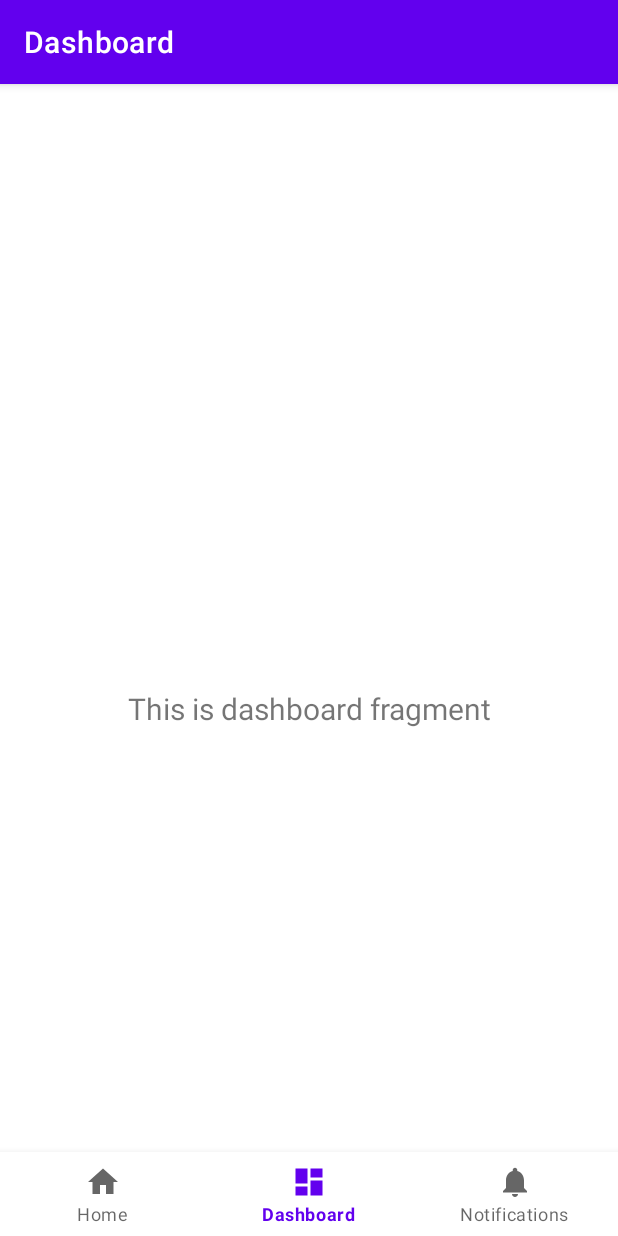
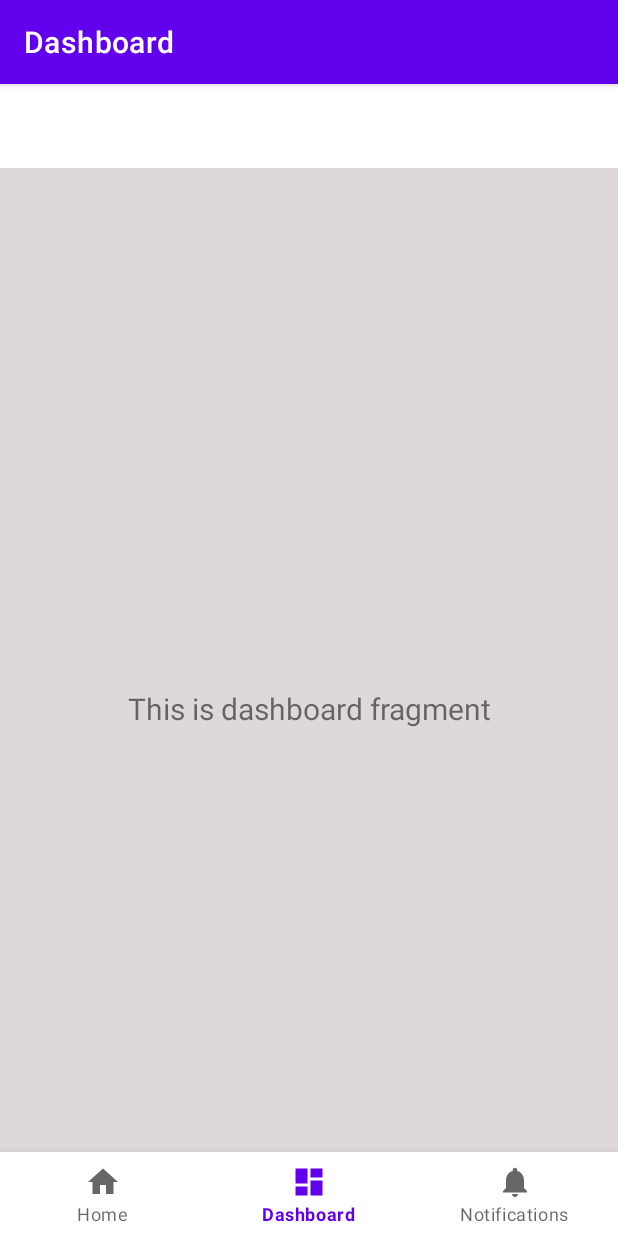
Before and after one commit to KitkatChunk/Abdulkarem_Alani_Lab3, an Android app: the screen it shows after launch (MainActivity before the commit, AbdulkaremMainActivity after it), item 2 of the bottom bar chosen, on a phone screen of 412 x 824 dp. Run offline under Robolectric (Android 15) with nearby library versions, the phone set to English and light mode, and no system bars; our stand-ins replace navigation-ui.

Commit message:
activity and layout naming
added background color for each fragment

```diff
--- a/app/src/main/AndroidManifest.xml
+++ b/app/src/main/AndroidManifest.xml
@@ -10,7 +10,7 @@
         android:supportsRtl="true"
         android:theme="@style/Theme.AbdulkaremLab3">
         <activity
-            android:name=".MainActivity"
+            android:name=".AbdulkaremMainActivity"
             android:label="@string/app_name">
             <intent-filter>
                 <action android:name="android.intent.action.MAIN" />
--- a/app/src/main/java/abdulkarem/alani/s300993768/MainActivity.java
+++ b/app/src/main/java/abdulkarem/alani/s300993768/AbdulkaremMainActivity.java
@@ -10,12 +10,12 @@ import androidx.navigation.Navigation;
 import androidx.navigation.ui.AppBarConfiguration;
 import androidx.navigation.ui.NavigationUI;
 
-public class MainActivity extends AppCompatActivity {
+public class AbdulkaremMainActivity extends AppCompatActivity {
 
     @Override
     protected void onCreate(Bundle savedInstanceState) {
         super.onCreate(savedInstanceState);
-        setContentView(R.layout.activity_main);
+        setContentView(R.layout.abdulkarem_activity);
         BottomNavigationView navView = findViewById(R.id.nav_view);
         // Passing each menu ID as a set of Ids because each
         // menu should be considered as top level destinations.
@@ -26,5 +26,4 @@ public class MainActivity extends AppCompatActivity {
         NavigationUI.setupActionBarWithNavController(this, navController, appBarConfiguration);
         NavigationUI.setupWithNavController(navView, navController);
     }
-
 }
--- a/app/src/main/java/abdulkarem/alani/s300993768/ui/dashboard/DashboardFragment.java
+++ b/app/src/main/java/abdulkarem/alani/s300993768/ui/dashboard/DashboardFragment.java
@@ -22,7 +22,7 @@ public class DashboardFragment extends Fragment {
                              ViewGroup container, Bundle savedInstanceState) {
         dashboardViewModel =
                 new ViewModelProvider(this).get(DashboardViewModel.class);
-        View root = inflater.inflate(R.layout.fragment_dashboard, container, false);
+        View root = inflater.inflate(R.layout.alani_fragment_dashboard, container, false);
         final TextView textView = root.findViewById(R.id.text_dashboard);
         dashboardViewModel.getText().observe(getViewLifecycleOwner(), new Observer<String>() {
             @Override
--- a/app/src/main/java/abdulkarem/alani/s300993768/ui/home/HomeFragment.java
+++ b/app/src/main/java/abdulkarem/alani/s300993768/ui/home/HomeFragment.java
@@ -22,7 +22,7 @@ public class HomeFragment extends Fragment {
                              ViewGroup container, Bundle savedInstanceState) {
         homeViewModel =
                 new ViewModelProvider(this).get(HomeViewModel.class);
-        View root = inflater.inflate(R.layout.fragment_home, container, false);
+        View root = inflater.inflate(R.layout.abdulkarem_fragment_home, container, false);
         final TextView textView = root.findViewById(R.id.text_home);
         homeViewModel.getText().observe(getViewLifecycleOwner(), new Observer<String>() {
             @Override
--- a/app/src/main/java/abdulkarem/alani/s300993768/ui/notifications/NotificationsFragment.java
+++ b/app/src/main/java/abdulkarem/alani/s300993768/ui/notifications/NotificationsFragment.java
@@ -22,7 +22,7 @@ public class NotificationsFragment extends Fragment {
                              ViewGroup container, Bundle savedInstanceState) {
         notificationsViewModel =
                 new ViewModelProvider(this).get(NotificationsViewModel.class);
-        View root = inflater.inflate(R.layout.fragment_notifications, container, false);
+        View root = inflater.inflate(R.layout.s300993768_fragment_notifications, container, false);
         final TextView textView = root.findViewById(R.id.text_notifications);
         notificationsViewModel.getText().observe(getViewLifecycleOwner(), new Observer<String>() {
             @Override
--- a/app/src/main/res/layout/fragment_home.xml
+++ b/app/src/main/res/layout/abdulkarem_fragment_home.xml
@@ -4,6 +4,7 @@
     xmlns:tools="http://schemas.android.com/tools"
     android:layout_width="match_parent"
     android:layout_height="match_parent"
+    android:background="#D8DDD1"
     tools:context=".ui.home.HomeFragment">
 
     <TextView
--- a/app/src/main/res/layout/fragment_notifications.xml
+++ b/app/src/main/res/layout/alani_fragment_dashboard.xml
@@ -4,10 +4,11 @@
     xmlns:tools="http://schemas.android.com/tools"
     android:layout_width="match_parent"
     android:layout_height="match_parent"
-    tools:context=".ui.notifications.NotificationsFragment">
+    android:background="#DFD8D8"
+    tools:context=".ui.dashboard.DashboardFragment">
 
     <TextView
-        android:id="@+id/text_notifications"
+        android:id="@+id/text_dashboard"
         android:layout_width="match_parent"
         android:layout_height="wrap_content"
         android:layout_marginStart="8dp"
--- a/app/src/main/res/layout/fragment_dashboard.xml
+++ b/app/src/main/res/layout/s300993768_fragment_notifications.xml
@@ -4,10 +4,11 @@
     xmlns:tools="http://schemas.android.com/tools"
     android:layout_width="match_parent"
     android:layout_height="match_parent"
-    tools:context=".ui.dashboard.DashboardFragment">
+    android:background="#AABFBF"
+    tools:context=".ui.notifications.NotificationsFragment">
 
     <TextView
-        android:id="@+id/text_dashboard"
+        android:id="@+id/text_notifications"
         android:layout_width="match_parent"
         android:layout_height="wrap_content"
         android:layout_marginStart="8dp"
--- a/app/src/main/res/navigation/mobile_navigation.xml
+++ b/app/src/main/res/navigation/mobile_navigation.xml
@@ -9,17 +9,17 @@
         android:id="@+id/navigation_home"
         android:name="abdulkarem.alani.s300993768.ui.home.HomeFragment"
         android:label="@string/title_home"
-        tools:layout="@layout/fragment_home" />
+        tools:layout="@layout/Abdulkarem_fragment_home" />
 
     <fragment
         android:id="@+id/navigation_dashboard"
         android:name="abdulkarem.alani.s300993768.ui.dashboard.DashboardFragment"
         android:label="@string/title_dashboard"
-        tools:layout="@layout/fragment_dashboard" />
+        tools:layout="@layout/alani_fragment_dashboard" />
 
     <fragment
         android:id="@+id/navigation_notifications"
         android:name="abdulkarem.alani.s300993768.ui.notifications.NotificationsFragment"
         android:label="@string/title_notifications"
-        tools:layout="@layout/fragment_notifications" />
+        tools:layout="@layout/s300993768_fragment_notifications" />
 </navigation>
```
Also changed, not shown: app/src/main/res/layout/abdulkarem_activity.xml (renamed from app/src/main/res/layout/activity_main.xml).
